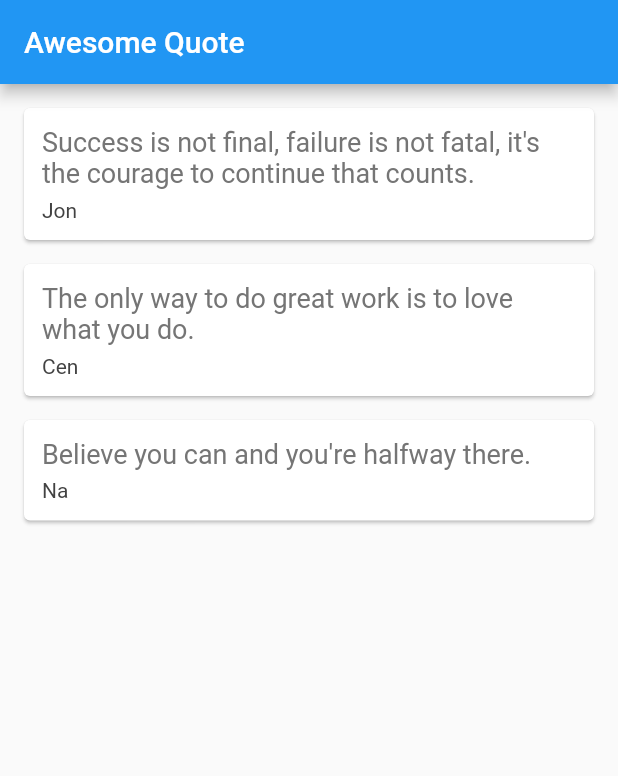
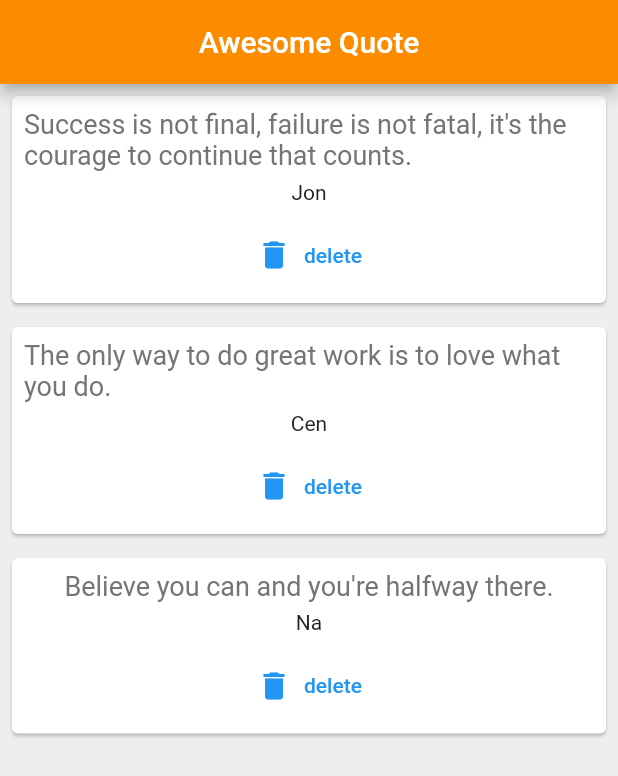
Before and after one commit to rariyuda/quotes, a Flutter app: the screen it shows after launch, on a phone screen of 412 x 824 dp. Shown: the top 776 px of the screen. Run offline on Flutter 3.47's test engine with Material 2 defaults, Android fonts, the phone set to English and light mode, and no system bars.

Commit message:
add delete button to remove quote from list

```diff
--- a/lib/main.dart
+++ b/lib/main.dart
@@ -1,5 +1,6 @@
 import 'package:flutter/material.dart';
 import 'quote.dart';
+import 'quote_card.dart';
 
 void main(){
   runApp(const MaterialApp(
@@ -15,54 +16,33 @@ class QuoteList extends StatefulWidget {
 }
 
 class _QuoteListState extends State<QuoteList> {
-  List<Quote> quotes = [
-  Quote(text:"Success is not final, failure is not fatal, it's the courage to continue that counts.",author:'Jon'),
-  Quote(text:"The only way to do great work is to love what you do.",author:'Cen'),
-  Quote(text:"Believe you can and you're halfway there.",author:'Na'),
+  List <Quote> quotes=[
+    Quote(text:"Success is not final, failure is not fatal, it's the courage to continue that counts.",author:'Jon'),
+    Quote(text:"The only way to do great work is to love what you do.",author:'Cen'),
+    Quote(text:"Believe you can and you're halfway there.",author:'Na'),
   ];
 
-  Widget quoteTemplate(quote){
-    return Card(
-      margin: EdgeInsets.fromLTRB(16, 16, 16, 0),
-      child: Padding(
-        padding: const EdgeInsets.all(12.0),
-        child: Column(
-          crossAxisAlignment: CrossAxisAlignment.stretch,
-          children : <Widget>[
-            Text(
-              quote.text,
-              style: TextStyle(
-                fontSize: 18.0,
-                color: Colors.grey[600],
-              ),
-            ),
-            SizedBox(height: 6.0),
-            Text(
-              quote.author,
-              style: TextStyle(
-                fontSize: 14.0,
-                color: Colors.grey[800],
-              ),
-            ),
-        ],),
-      )
-    );
-  }
-  List<String> authors = [
-  'Jon',
-  'Cen',
-  'Na'
-  ];
 
   @override
   Widget build(BuildContext context) {
     return Scaffold(
-      appBar: AppBar(title: const Text('Awesome Quote'),),
+      backgroundColor: Colors.grey[200],
+      appBar: AppBar(
+        title: const Text('Awesome Quote'),
+        backgroundColor: Colors.orange[600],
+        centerTitle: true,
+      ),
       body: Column(
-        children: quotes.map((quote) => quoteTemplate(quote)).toList(),
+        crossAxisAlignment: CrossAxisAlignment.stretch,
+        children: quotes.map((quote) => QuoteCard(
+          quote: quote,
+          delete: (){
+            setState(() {
+              quotes.remove(quote);
+            });
+          }
+        )).toList(),
       ),
     );
   }
 }
-
-//quotes.map((quote) => Text('${quote.text} - ${quote.author}')).toList(),
--- /dev/null
+++ b/lib/quote_card.dart
@@ -0,0 +1,36 @@
+import 'package:flutter/material.dart';
+import 'quote.dart';
+
+class QuoteCard extends StatelessWidget {
+  final Quote quote;
+  final Function() delete;
+  const QuoteCard({required this.quote,required this.delete});
+
+  @override
+  Widget build(BuildContext context) {
+    return Card(
+      margin: const EdgeInsets.all(8.0),
+      child: Padding(
+        padding: const EdgeInsets.all(8.0),
+        child: Column(
+          children: <Widget>[
+          Text(
+            quote.text,
+            style: TextStyle(fontSize: 18, color: Colors.grey[600],),
+          ),
+          const SizedBox(height: 6.0),
+          Text(
+            quote.author,
+            style: TextStyle(fontSize: 14, color: Colors.grey[900]),
+          ),
+          const SizedBox(height: 10.0),
+          TextButton.icon(
+            onPressed: delete,
+            label: const Text('delete'),
+            icon: const Icon(Icons.delete),
+          )
+        ]),
+      ),
+    );
+  }
+}
```
